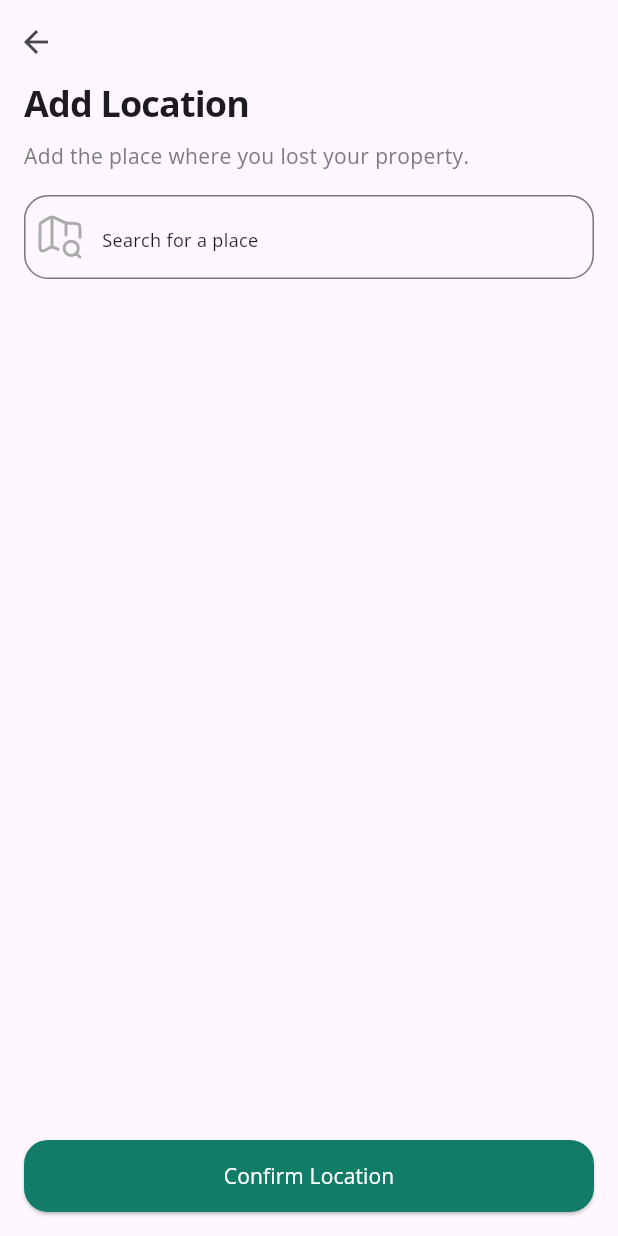
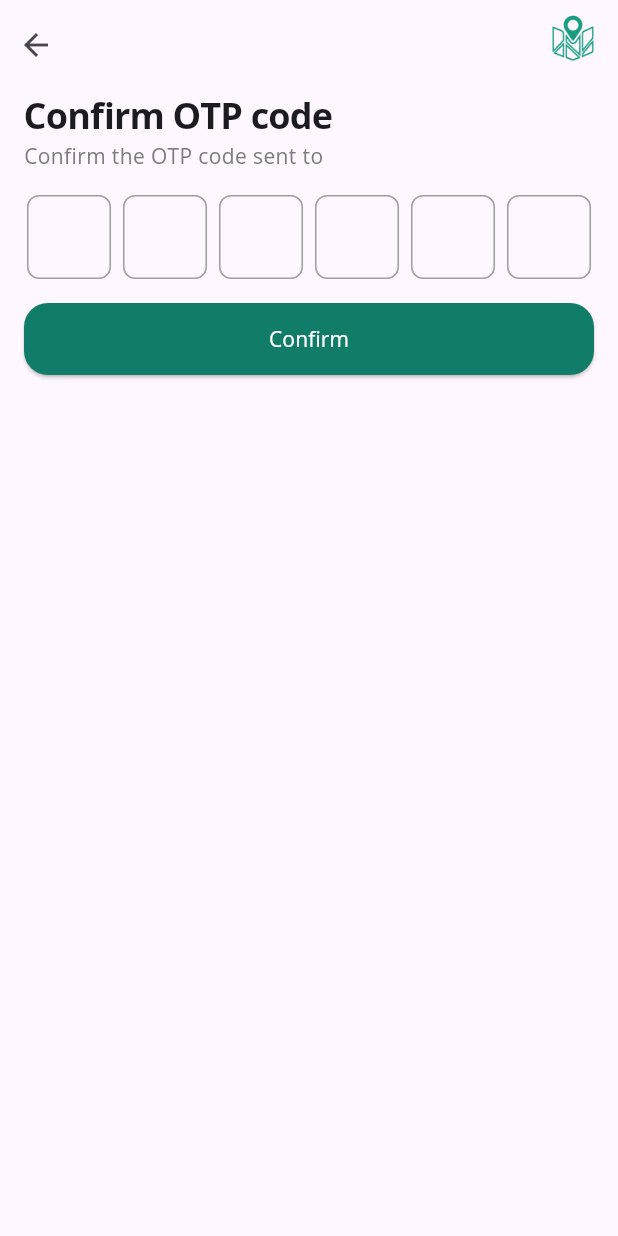
Before and after one commit to mariomario007744-droid/wajed, a Flutter app: the AddLocationView screen opened by its route, after a tap on "Confirm Location", on a phone screen of 412 x 824 dp. Run offline on Flutter 3.47's test engine with Material 3 defaults, Android fonts, the phone set to English and light mode, and no system bars; drawn by our look-alikes of pinput; our stand-ins replace flutter_svg, go_router, icons_plus.

Commit message:
complete confirm OTP view and add map image in add location view

```diff
--- a/lib/core/utils/app_routing.dart
+++ b/lib/core/utils/app_routing.dart
@@ -1,5 +1,6 @@
 import 'package:go_router/go_router.dart';
 import 'package:wajed/features/authentication/presentation/views/add_location_view.dart';
+import 'package:wajed/features/authentication/presentation/views/confirm_otp_code_view.dart';
 import 'package:wajed/features/authentication/presentation/views/create_account_view.dart';
 import 'package:wajed/features/authentication/presentation/views/get_started_view.dart';
 import 'package:wajed/features/authentication/presentation/views/log_in_view.dart';
@@ -40,6 +41,10 @@ abstract class AppRoutes {
         path: LogInView.routeName,
         builder: (context, state) => LogInView(),
       ),
+      GoRoute(
+        path: ConfirmOTPCodeView.routeName,
+        builder: (context, state) => ConfirmOTPCodeView(),
+      ),
     ],
   );
 }
--- a/lib/features/authentication/presentation/views/add_location_view.dart
+++ b/lib/features/authentication/presentation/views/add_location_view.dart
@@ -1,5 +1,4 @@
 import 'package:flutter/material.dart';
-import 'package:wajed/core/widgets/arrow_back_icon.dart';
 import 'package:wajed/features/authentication/presentation/views/widgets/add_location_view_body.dart';
 class AddLocationView extends StatelessWidget {
   const AddLocationView({super.key});
@@ -9,16 +8,10 @@ class AddLocationView extends StatelessWidget {
   Widget build(BuildContext context) {
     return SafeArea(
       child: Scaffold(
-        body: Column(
-          crossAxisAlignment: CrossAxisAlignment.start,
+        body: Stack(
           children: [
-            Padding(
-              padding: const EdgeInsets.only(top: 4),
-              child: const ArrowBackIcon(),
-            ),
-            Expanded(
-              child: AddLocationViewBody(),
-            ),
+            Positioned.fill(child: Image.asset("assets/images/Location confirmation.png")),
+            AddLocationViewBody(),
           ],
         ),
       ),
--- /dev/null
+++ b/lib/features/authentication/presentation/views/confirm_otp_code_view.dart
@@ -0,0 +1,47 @@
+import 'package:flutter/material.dart';
+import 'package:wajed/core/widgets/custom_button.dart';
+import 'package:wajed/features/authentication/presentation/views/widgets/Custom_otp_widget.dart';
+import 'package:wajed/features/authentication/presentation/views/widgets/custom_app_bar_auth.dart';
+import 'package:wajed/features/authentication/presentation/views/widgets/subtitle_view.dart';
+import 'package:wajed/features/authentication/presentation/views/widgets/title_view.dart';
+
+class ConfirmOTPCodeView extends StatelessWidget {
+  const ConfirmOTPCodeView({super.key});
+  static const String routeName = '/confirm_otp_code_view';
+
+  @override
+  Widget build(BuildContext context) {
+    return SafeArea(
+      child: Scaffold(
+        body: Column(
+          children: [
+            const CustomAppBarAuth(),
+            Expanded(
+              child: Padding(
+                padding: const EdgeInsets.only(left: 16, right: 16, bottom: 16),
+                child: ListView(
+                  children: [
+                    Align(
+                      alignment: Alignment.topLeft,
+                      child: TitleView(text: 'Confirm OTP code'),
+                    ),
+                    Align(
+                      alignment: Alignment.topLeft,
+                      child: SubtitleView(
+                        text: 'Confirm the OTP code sent to ',
+                      ),
+                    ),
+                    const SizedBox(height: 16),
+                    CustomOTPWidget(),
+                    const SizedBox(height: 16),
+                    CustomButton(text: 'Confirm', onPressed: () {}),
+                  ],
+                ),
+              ),
+            ),
+          ],
+        ),
+      ),
+    );
+  }
+}
--- /dev/null
+++ b/lib/features/authentication/presentation/views/widgets/Custom_otp_widget.dart
@@ -0,0 +1,49 @@
+import 'package:flutter/material.dart';
+import 'package:pinput/pinput.dart';
+import 'package:wajed/core/utils/text_style.dart';
+
+class CustomOTPWidget extends StatelessWidget {
+  const CustomOTPWidget({super.key});
+
+  @override
+  Widget build(BuildContext context) {
+    return Pinput(
+      defaultPinTheme: PinTheme(
+        height: 56,
+        width: 56,
+        textStyle: Styles.fontSize16,
+        decoration: BoxDecoration(
+          border: Border.all(color: Colors.grey),
+          borderRadius: BorderRadius.circular(8),
+        )
+      ),
+      focusedPinTheme: PinTheme(
+        height: 56,
+        width: 56,
+        textStyle: Styles.fontSize16.copyWith(
+          color: Color(0xFFD92D20)
+        ),
+        decoration: BoxDecoration(
+          color: Color(0xffFEF7F6),
+          border: Border.all(color:const Color(0xFFF7CECA)),
+          borderRadius: BorderRadius.circular(8),
+        )
+      ),
+      submittedPinTheme: PinTheme(
+        height: 56,
+        width: 56,
+        textStyle: Styles.fontSize16.copyWith(
+                    color: Color(0xFF079455)
+
+        ),
+        decoration: BoxDecoration(
+          color: Color(0xFFF5FFFA),
+          border: Border.all(color:Color(0xFFB3FBDB)),
+          borderRadius: BorderRadius.circular(8),
+        )
+      ),
+      length: 6,
+      onCompleted: (pin) => {}
+  );
+  }
+}
--- a/lib/features/authentication/presentation/views/widgets/add_location_view_body.dart
+++ b/lib/features/authentication/presentation/views/widgets/add_location_view_body.dart
@@ -1,21 +1,30 @@
 import 'package:flutter/material.dart';
+import 'package:go_router/go_router.dart';
+import 'package:wajed/core/widgets/arrow_back_icon.dart';
 import 'package:wajed/core/widgets/custom_button.dart';
+import 'package:wajed/features/authentication/presentation/views/confirm_otp_code_view.dart';
 import 'package:wajed/features/authentication/presentation/views/widgets/custom_search_field.dart';
 import 'package:wajed/features/onboarding/presentation/views/widgets/subtitle_view.dart';
 import 'package:wajed/features/onboarding/presentation/views/widgets/title_view.dart';
 
 class AddLocationViewBody extends StatelessWidget {
-  const AddLocationViewBody({
-    super.key,
-  });
+  const AddLocationViewBody({super.key});
 
   @override
   Widget build(BuildContext context) {
     return Padding(
       padding: const EdgeInsets.only(left: 16.0, right: 16.0, bottom: 16.0),
       child: Column(
+        children: [
+          Container(
+            color: ThemeData().scaffoldBackgroundColor,
+            child: Column(
               crossAxisAlignment: CrossAxisAlignment.start,
               children: [
+                Padding(
+                  padding: const EdgeInsets.only(top: 4),
+                  child: const ArrowBackIcon(),
+                ),
                 const TitleView(text: 'Add Location'),
                 const SizedBox(height: 8),
                 const SubtitleView(
@@ -23,10 +32,20 @@ class AddLocationViewBody extends StatelessWidget {
                 ),
                 const SizedBox(height: 16),
                 const CustomSearchField(),
+              ],
+            ),
+          ),
           Spacer(flex: 1),
-          CustomButton(text: 'Confirm Location', onPressed: () {}),
+          CustomButton(
+            text: 'Confirm Location',
+            onPressed: () => navigateToConfirmOTPCode(context),
+          ),
         ],
       ),
     );
   }
+
+  navigateToConfirmOTPCode(BuildContext context) {
+    context.push(ConfirmOTPCodeView.routeName);
   }
+}
--- a/pubspec.yaml
+++ b/pubspec.yaml
@@ -37,6 +37,7 @@ dependencies:
   go_router: ^17.2.3
   icons_plus: ^5.0.0
   flutter_svg: ^2.3.0
+  pinput: ^6.0.2
 
 dev_dependencies:
   flutter_test:
```
Also changed, not shown: assets/images/Location confirmation.png (added), pubspec.lock. Lines whose indentation alone changed are shown as unchanged.
